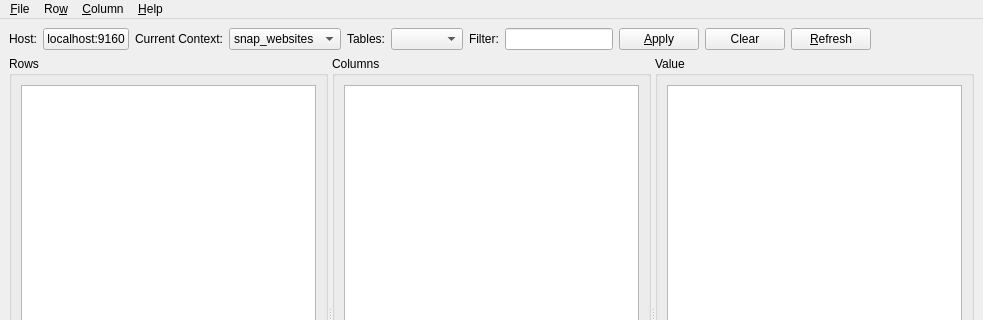
Above: cassview/src/MainWindow.ui from m2osw/snapcpp before the change; both pictures show x 0 to 983 and y 0 to 320 of the 983 by 606 pixel window. Below: the same form after it.
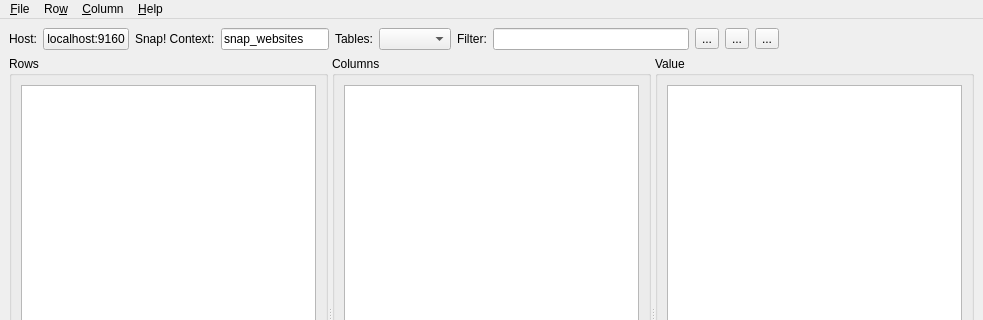
That is the form after the change. Icons and pictures are not drawn.

Commit message: Toolbuttons instead of text-buttons, took out context drop-down, wait cursors and more.

```diff
--- a/cassview/src/MainWindow.ui
+++ b/cassview/src/MainWindow.ui
@@ -46,20 +46,18 @@
           <item>
            <widget class="QLabel" name="label">
             <property name="text">
-             <string>Current Context:</string>
+             <string>Snap! Context:</string>
             </property>
            </widget>
           </item>
           <item>
-           <widget class="QComboBox" name="f_contextCombo">
-            <property name="editable">
-             <bool>false</bool>
+           <widget class="QLineEdit" name="f_contextEdit">
+            <property name="text">
+             <string>snap_websites</string>
             </property>
-            <item>
-             <property name="text">
-              <string>snap_websites</string>
-             </property>
-            </item>
+            <property name="readOnly">
+             <bool>true</bool>
+            </property>
            </widget>
           </item>
          </layout>
@@ -94,23 +92,36 @@
        <widget class="QLineEdit" name="f_filterEdit"/>
       </item>
       <item>
-       <widget class="QPushButton" name="f_applyFilter">
+       <widget class="QToolButton" name="f_applyFilter">
+        <property name="toolTip">
+         <string>Filter rows with regular expression.</string>
+        </property>
         <property name="text">
-         <string>&amp;Apply</string>
+         <string>...</string>
         </property>
        </widget>
       </item>
       <item>
-       <widget class="QPushButton" name="f_clearFilter">
+       <widget class="QToolButton" name="f_clearFilter">
+        <property name="toolTip">
+         <string>Clear regex filter.</string>
+        </property>
         <property name="text">
-         <string>Clear</string>
+         <string>...</string>
         </property>
        </widget>
       </item>
       <item>
-       <widget class="QPushButton" name="f_refreshView">
+       <widget class="QToolButton" name="f_refreshView">
+        <property name="toolTip">
+         <string>Force a refresh of the entire view.</string>
+        </property>
         <property name="text">
-         <string>&amp;Refresh</string>
+         <string>...</string>
+        </property>
+        <property name="icon">
+         <iconset resource="resources.qrc">
+          <normaloff>:/icons/reload_icon</normaloff>:/icons/reload_icon</iconset>
         </property>
        </widget>
       </item>
```
Left out of the diff: 14 changed lines with no effect on the pictures. The commit also changes 14 other files.
